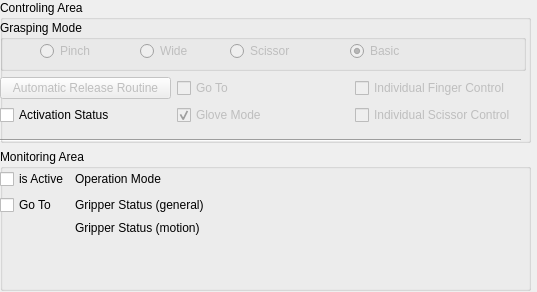
Qt form tbf_gripper_rqt/resource/RobotiqMain.ui (RLumSK/tubaf-gripper) before a commit.
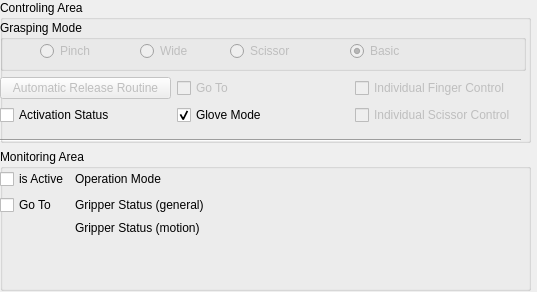
The same form after that commit.

Commit message: glove mode now enabled on startup (activation) and set by default

```diff
--- a/tbf_gripper_rqt/resource/RobotiqMain.ui
+++ b/tbf_gripper_rqt/resource/RobotiqMain.ui
@@ -172,7 +172,7 @@
           <item row="1" column="1">
            <widget class="QCheckBox" name="chk_rGLV">
             <property name="enabled">
-             <bool>false</bool>
+             <bool>true</bool>
             </property>
             <property name="text">
              <string>Glove Mode</string>
```
